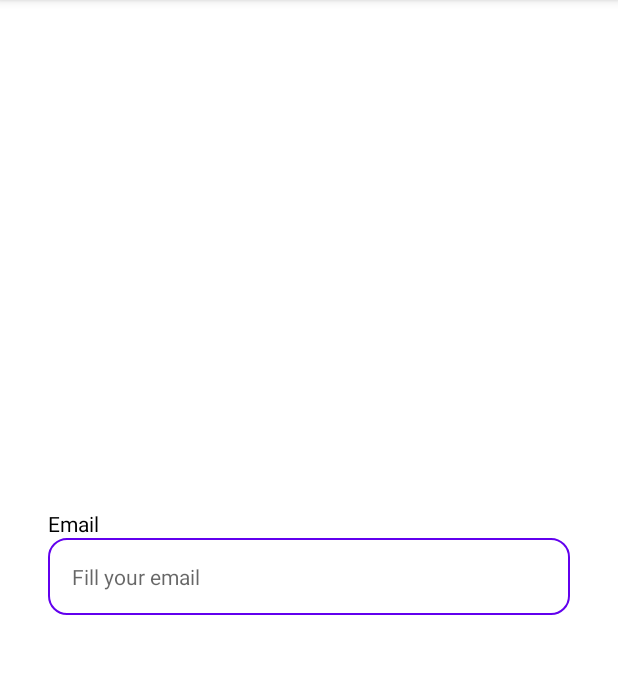
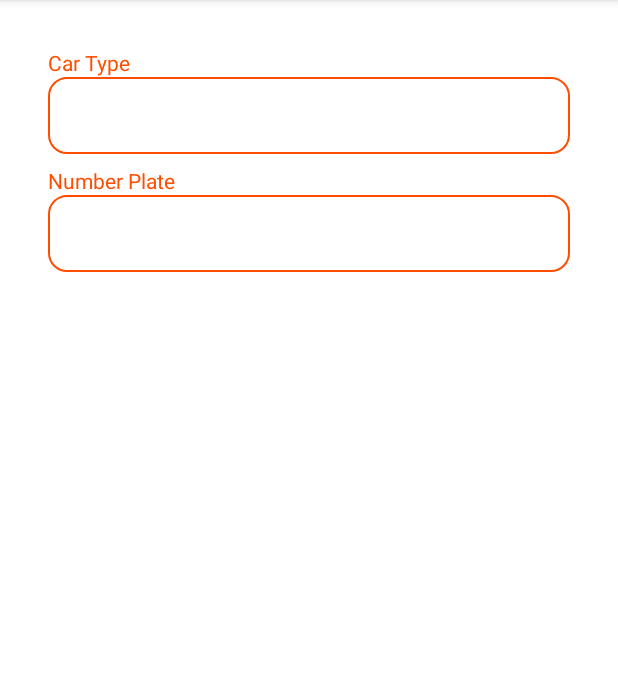
Before and after one commit to aditya-radiant/Capstone-PAKE, an Android app: the AddCarActivity screen opened directly, with no data from a screen before it, on a phone screen of 412 x 824 dp, the part 84-758 px from its top. Run offline under Robolectric (Android 15) with nearby library versions, the phone set to English and light mode, and no system bars.

Commit message:
Adding Add Car Etc

```diff
--- a/Android/PAKE/app/src/main/AndroidManifest.xml
+++ b/Android/PAKE/app/src/main/AndroidManifest.xml
@@ -10,11 +10,12 @@
         android:supportsRtl="true"
         android:theme="@style/Theme.CapstonePAKE">
         <activity
+            android:name=".ui.register.RegisterActivity"
+            android:exported="false" />
+        <activity
             android:name=".ui.CameraActivity"
             android:exported="false" />
-        <activity
-            android:name=".ui.test"
-            android:exported="false" />
+
         <activity
             android:name=".ui.resetpassword.ResetPasswordActivity"
             android:exported="false" />
--- a/Android/PAKE/app/src/main/java/com/capstoneproject/c22ps159/pake/ui/customview/EmailEditText.kt
+++ b/Android/PAKE/app/src/main/java/com/capstoneproject/c22ps159/pake/ui/customview/EmailEditText.kt
@@ -1,4 +1,4 @@
-package com.dicoding.picodiploma.submission_story_app.ui.customview
+package com.capstoneproject.c22ps159.pake.ui.customview
 
 import android.content.Context
 import android.graphics.Canvas
--- a/Android/PAKE/app/src/main/java/com/capstoneproject/c22ps159/pake/ui/customview/FormEditText.kt
+++ b/Android/PAKE/app/src/main/java/com/capstoneproject/c22ps159/pake/ui/customview/FormEditText.kt
@@ -13,8 +13,9 @@ import androidx.core.content.ContextCompat
 import com.capstoneproject.c22ps159.pake.R
 
 class FormEditText: AppCompatEditText, View.OnTouchListener {
+    private val roundedBackground =
+        ContextCompat.getDrawable(context, R.drawable.bg_edttext)
     private lateinit var clearButtonImage: Drawable
-
     constructor(context: Context) : super(context) {
         init()
     }
@@ -27,12 +28,10 @@ class FormEditText: AppCompatEditText, View.OnTouchListener {
         init()
     }
 
-    override fun onDraw(canvas: Canvas) {
+    override fun onDraw(canvas: Canvas?) {
         super.onDraw(canvas)
-        // Menambahkan hint pada editText
-        hint = "Masukkan nama Anda"
-
-        // Menambahkan text aligmnet pada editText
+        background = roundedBackground
+        textSize = 14F
         textAlignment = View.TEXT_ALIGNMENT_VIEW_START
     }
 
--- a/Android/PAKE/app/src/main/java/com/capstoneproject/c22ps159/pake/ui/customview/NameEditText.kt
+++ b/Android/PAKE/app/src/main/java/com/capstoneproject/c22ps159/pake/ui/customview/NameEditText.kt
@@ -1,4 +1,4 @@
-package com.dicoding.picodiploma.submission_story_app.ui.customview
+package com.capstoneproject.c22ps159.pake.ui.customview
 
 import android.content.Context
 import android.graphics.Canvas
--- a/Android/PAKE/app/src/main/java/com/capstoneproject/c22ps159/pake/ui/customview/PasswordEditText.kt
+++ b/Android/PAKE/app/src/main/java/com/capstoneproject/c22ps159/pake/ui/customview/PasswordEditText.kt
@@ -1,4 +1,4 @@
-package com.dicoding.picodiploma.submission_story_app.ui.customview
+package com.capstoneproject.c22ps159.pake.ui.customview
 
 import android.content.Context
 import android.graphics.Canvas
--- /dev/null
+++ b/Android/PAKE/app/src/main/java/com/capstoneproject/c22ps159/pake/ui/register/RegisterActivity.kt
@@ -0,0 +1,12 @@
+package com.capstoneproject.c22ps159.pake.ui.register
+
+import androidx.appcompat.app.AppCompatActivity
+import android.os.Bundle
+import com.capstoneproject.c22ps159.pake.R
+
+class RegisterActivity : AppCompatActivity() {
+    override fun onCreate(savedInstanceState: Bundle?) {
+        super.onCreate(savedInstanceState)
+        setContentView(R.layout.activity_register)
+    }
+}
--- a/Android/PAKE/app/src/main/res/drawable/bg_edttext.xml
+++ b/Android/PAKE/app/src/main/res/drawable/bg_edttext.xml
@@ -4,7 +4,7 @@
         <shape>
             <solid android:color="@color/white" />
             <corners android:radius="12dp" />
-            <stroke android:color="@color/purple_500" android:width="1dp" />
+            <stroke android:color="@color/Orange1" android:width="1dp" />
             <padding android:bottom="16dp" android:left="16dp" android:right="16dp" android:top="16dp" />
         </shape>
     </item>
--- a/Android/PAKE/app/src/main/res/layout/activity_add_car.xml
+++ b/Android/PAKE/app/src/main/res/layout/activity_add_car.xml
@@ -1,33 +1,65 @@
 <?xml version="1.0" encoding="utf-8"?>
-<androidx.constraintlayout.widget.ConstraintLayout xmlns:android="http://schemas.android.com/apk/res/android"
+<ScrollView xmlns:android="http://schemas.android.com/apk/res/android"
     xmlns:app="http://schemas.android.com/apk/res-auto"
     xmlns:tools="http://schemas.android.com/tools"
     android:layout_width="match_parent"
     android:layout_height="match_parent"
     tools:context=".ui.addcar.AddCarActivity">
 
+    <androidx.constraintlayout.widget.ConstraintLayout
+        android:layout_width="match_parent"
+        android:layout_height="wrap_content">
+
         <TextView
-        android:id="@+id/emailTextView"
+            android:id="@+id/carTextView"
             android:layout_width="wrap_content"
             android:layout_height="wrap_content"
             android:layout_marginStart="32dp"
-        android:text="@string/email"
-        android:textColor="@color/black"
-        app:layout_constraintBottom_toTopOf="@+id/emailEditText"
-        app:layout_constraintStart_toStartOf="parent" />
+            android:layout_marginTop="32dp"
+            android:text="@string/car_type"
+            android:textColor="@color/Orange1"
+            app:layout_constraintStart_toStartOf="parent"
+            app:layout_constraintTop_toTopOf="parent" />
 
-    <com.dicoding.picodiploma.submission_story_app.ui.customview.NameEditText
-        android:id="@+id/emailEditText"
-        style="@style/Widget.MaterialComponents.TextInputLayout.OutlinedBox"
+        <com.capstoneproject.c22ps159.pake.ui.customview.FormEditText
+            android:id="@+id/carEditText"
             android:layout_width="0dp"
             android:layout_height="wrap_content"
+            style="@style/Widget.MaterialComponents.TextInputLayout.OutlinedBox"
             android:layout_marginStart="32dp"
             android:layout_marginEnd="32dp"
-        android:hint="@string/fill_email"
-        app:layout_constraintBottom_toBottomOf="parent"
             app:layout_constraintEnd_toEndOf="parent"
             app:layout_constraintStart_toStartOf="parent"
-        app:layout_constraintTop_toTopOf="parent"
-        app:startIconDrawable="@drawable/ic_email" />
+            app:layout_constraintTop_toBottomOf="@+id/carTextView"
+            android:ems="10"
+            android:inputType="textEmailAddress"
+            tools:ignore="SpeakableTextPresentCheck" />
+
+        <TextView
+            android:id="@+id/plat_no"
+            android:layout_width="wrap_content"
+            android:layout_height="wrap_content"
+            android:layout_marginStart="32dp"
+            android:layout_marginTop="8dp"
+            android:text="@string/number_plat"
+            android:textColor="@color/Orange1"
+            app:layout_constraintStart_toStartOf="parent"
+            app:layout_constraintTop_toBottomOf="@+id/carEditText"/>
+
+        <com.capstoneproject.c22ps159.pake.ui.customview.FormEditText
+            android:id="@+id/platEditText"
+            android:layout_width="0dp"
+            android:layout_height="wrap_content"
+            style="@style/Widget.MaterialComponents.TextInputLayout.OutlinedBox"
+            android:layout_marginStart="32dp"
+            android:layout_marginEnd="32dp"
+            app:layout_constraintEnd_toEndOf="parent"
+            app:layout_constraintStart_toStartOf="parent"
+            app:layout_constraintTop_toBottomOf="@+id/plat_no"
+            android:ems="10"
+            android:inputType="textEmailAddress"
+            tools:ignore="SpeakableTextPresentCheck" />
 
     </androidx.constraintlayout.widget.ConstraintLayout>
+
+</ScrollView>
--- a/Android/PAKE/app/src/main/res/layout/activity_login.xml
+++ b/Android/PAKE/app/src/main/res/layout/activity_login.xml
@@ -41,11 +41,11 @@
         app:layout_constraintBottom_toTopOf="@+id/emailEditText"
         app:layout_constraintStart_toStartOf="parent" />
 
-    <com.dicoding.picodiploma.submission_story_app.ui.customview.EmailEditText
+    <com.capstoneproject.c22ps159.pake.ui.customview.EmailEditText
         android:id="@+id/emailEditText"
-        style="@style/Widget.MaterialComponents.TextInputLayout.OutlinedBox"
         android:layout_width="0dp"
         android:layout_height="wrap_content"
+        style="@style/Widget.MaterialComponents.TextInputLayout.OutlinedBox"
         android:layout_marginStart="32dp"
         android:layout_marginEnd="32dp"
         android:hint="@string/fill_email"
@@ -64,11 +64,11 @@
         app:layout_constraintBottom_toTopOf="@+id/passwordEditText"
         app:layout_constraintStart_toStartOf="parent" />
 
-    <com.dicoding.picodiploma.submission_story_app.ui.customview.PasswordEditText
+    <com.capstoneproject.c22ps159.pake.ui.customview.PasswordEditText
         android:id="@+id/passwordEditText"
-        style="@style/Widget.MaterialComponents.TextInputLayout.OutlinedBox"
         android:layout_width="0dp"
         android:layout_height="wrap_content"
+        style="@style/Widget.MaterialComponents.TextInputLayout.OutlinedBox"
         android:layout_marginStart="32dp"
         android:layout_marginEnd="32dp"
         android:layout_marginBottom="24dp"
--- /dev/null
+++ b/Android/PAKE/app/src/main/res/layout/activity_register.xml
@@ -0,0 +1,9 @@
+<?xml version="1.0" encoding="utf-8"?>
+<androidx.constraintlayout.widget.ConstraintLayout xmlns:android="http://schemas.android.com/apk/res/android"
+    xmlns:app="http://schemas.android.com/apk/res-auto"
+    xmlns:tools="http://schemas.android.com/tools"
+    android:layout_width="match_parent"
+    android:layout_height="match_parent"
+    tools:context=".ui.register.RegisterActivity">
+
+</androidx.constraintlayout.widget.ConstraintLayout>
--- a/Android/PAKE/app/src/main/res/values/strings.xml
+++ b/Android/PAKE/app/src/main/res/values/strings.xml
@@ -10,4 +10,6 @@
     <string name="fill_email">Fill your email</string>
     <string name="fill_the_password">Fill your password</string>
     <string name="Welcome">Welcome to PAKE</string>
+    <string name="car_type">Car Type</string>
+    <string name="number_plat">Number Plate</string>
 </resources>
```
Lines whose indentation alone changed are shown as unchanged.
